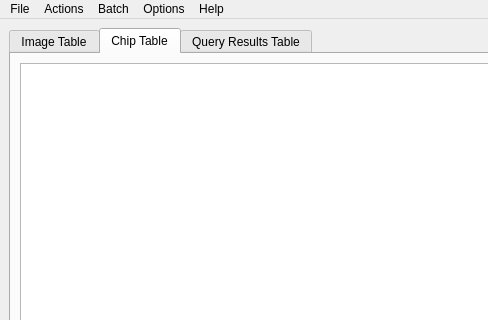
This is _frontend/MainSkel.ui in Erotemic/hotspotter as Qt 5 draws it before an edit; both pictures show x 0 to 488 and y 0 to 320 of the 1013 by 672 pixel window. The edited form follows.
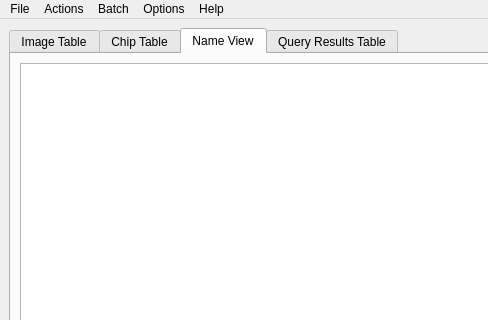
This is the edited form. The open tabs and pages were chosen to show the change.

Diff of the .ui file:
```diff
--- a/_frontend/MainSkel.ui
+++ b/_frontend/MainSkel.ui
@@ -84,6 +84,16 @@
          </item>
         </layout>
        </widget>
+       <widget class="QWidget" name="name_view">
+        <attribute name="title">
+         <string>Name View</string>
+        </attribute>
+        <layout class="QGridLayout" name="gridLayout">
+         <item row="0" column="0">
+          <widget class="QTableWidget" name="name_TBL"/>
+         </item>
+        </layout>
+       </widget>
        <widget class="QWidget" name="result_view">
         <attribute name="title">
          <string>Query Results Table</string>
```
